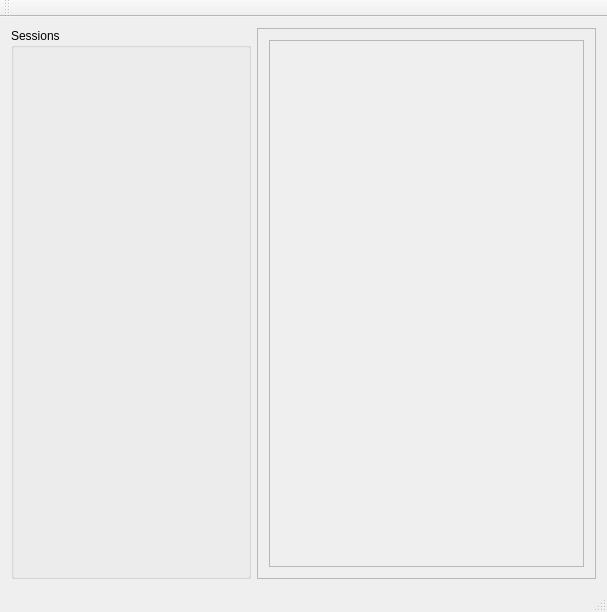
Qt form dda_ctrl/dda_analysis/analyswindow.ui (olegyurchenko/dda-control) before a commit.
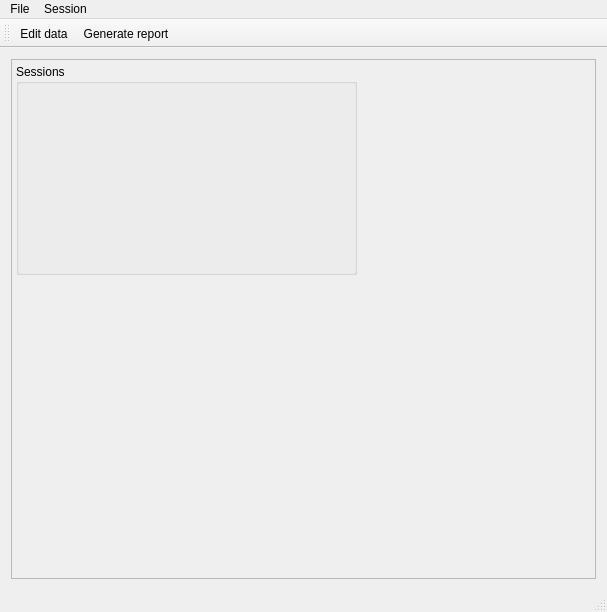
The same form after that commit. Icons and pictures are not drawn. Custom widgets are drawn as their Qt base class.

The edit to the form file:
```diff
--- a/dda_ctrl/dda_analysis/analyswindow.ui
+++ b/dda_ctrl/dda_analysis/analyswindow.ui
@@ -14,20 +14,7 @@
    <string>AnalysWindow</string>
   </property>
   <widget class="QWidget" name="centralWidget">
-   <layout class="QHBoxLayout" name="horizontalLayout">
-    <item>
-     <widget class="SelSessionBox" name="selSessionBox">
-      <property name="minimumSize">
-       <size>
-        <width>240</width>
-        <height>0</height>
-       </size>
-      </property>
-      <property name="title">
-       <string>Sessions</string>
-      </property>
-     </widget>
-    </item>
+   <layout class="QVBoxLayout" name="verticalLayout">
     <item>
      <widget class="QScrollArea" name="scrollArea">
       <property name="widgetResizable">
@@ -38,22 +25,29 @@
         <rect>
          <x>0</x>
          <y>0</y>
-         <width>349</width>
-         <height>551</height>
+         <width>593</width>
+         <height>527</height>
         </rect>
        </property>
-       <layout class="QHBoxLayout" name="horizontalLayout_2">
-        <item>
-         <widget class="QFrame" name="sessionBox">
-          <property name="frameShape">
-           <enum>QFrame::StyledPanel</enum>
-          </property>
-          <property name="frameShadow">
-           <enum>QFrame::Plain</enum>
-          </property>
-         </widget>
-        </item>
-       </layout>
+       <widget class="SelSessionBox" name="selSessionBox">
+        <property name="geometry">
+         <rect>
+          <x>4</x>
+          <y>4</y>
+          <width>341</width>
+          <height>211</height>
+         </rect>
+        </property>
+        <property name="minimumSize">
+         <size>
+          <width>240</width>
+          <height>0</height>
+         </size>
+        </property>
+        <property name="title">
+         <string>Sessions</string>
+        </property>
+       </widget>
       </widget>
      </widget>
     </item>
@@ -68,6 +62,21 @@
      <height>21</height>
     </rect>
    </property>
+   <widget class="QMenu" name="menuFile">
+    <property name="title">
+     <string>File</string>
+    </property>
+    <addaction name="actionExit"/>
+   </widget>
+   <widget class="QMenu" name="menuSession">
+    <property name="title">
+     <string>Session</string>
+    </property>
+    <addaction name="actionEditData"/>
+    <addaction name="actionReport"/>
+   </widget>
+   <addaction name="menuFile"/>
+   <addaction name="menuSession"/>
   </widget>
   <widget class="QToolBar" name="mainToolBar">
    <attribute name="toolBarArea">
@@ -76,8 +85,33 @@
    <attribute name="toolBarBreak">
     <bool>false</bool>
    </attribute>
+   <addaction name="actionEditData"/>
+   <addaction name="actionReport"/>
   </widget>
   <widget class="QStatusBar" name="statusBar"/>
+  <action name="actionExit">
+   <property name="text">
+    <string>Exit</string>
+   </property>
+  </action>
+  <action name="actionEditData">
+   <property name="icon">
+    <iconset resource="../resuurces/resources.qrc">
+     <normaloff>:/story-editor.png</normaloff>:/story-editor.png</iconset>
+   </property>
+   <property name="text">
+    <string>Edit data</string>
+   </property>
+  </action>
+  <action name="actionReport">
+   <property name="icon">
+    <iconset resource="../resuurces/resources.qrc">
+     <normaloff>:/mail-mark-task.png</normaloff>:/mail-mark-task.png</iconset>
+   </property>
+   <property name="text">
+    <string>Generate report</string>
+   </property>
+  </action>
  </widget>
  <layoutdefault spacing="6" margin="11"/>
  <customwidgets>
```
Left out of the diff: 65 changed lines with no effect on the pictures.
